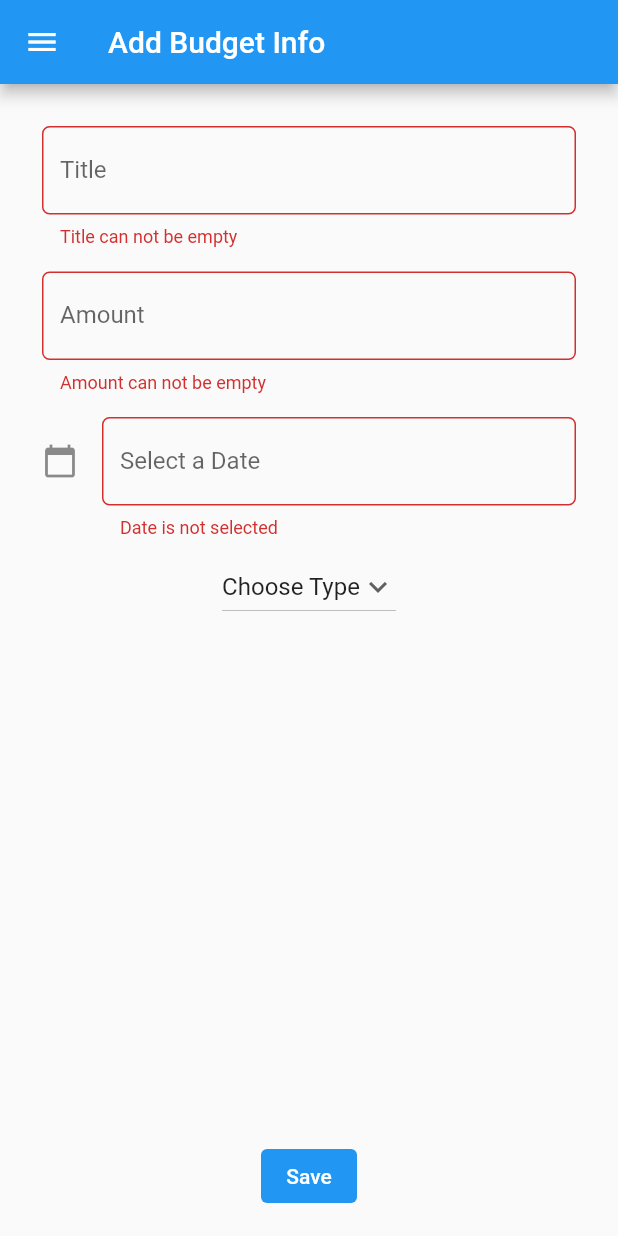
After one commit to azzuhripasaribu/pbp-flutter-lab, a Flutter app: the MyFormPage screen opened directly, after a tap on "Save", on a phone screen of 412 x 824 dp. The commit adds this screen. Run offline on Flutter 3.47's test engine with Material 2 defaults, Android fonts, the phone set to English and light mode, and no system bars; our stand-ins replace sqflite; accounts and stored records are empty.

Commit message:
Assignment 8

```diff
--- /dev/null
+++ b/lib/budget_form.dart
@@ -0,0 +1,190 @@
+import 'package:counter_7/db/budget_database.dart';
+import 'package:counter_7/drawer.dart';
+import 'package:flutter/material.dart';
+import 'package:intl/intl.dart';
+import 'package:flutter/services.dart';
+
+class MyFormPage extends StatefulWidget {
+    const MyFormPage({super.key});
+
+    @override
+    State<MyFormPage> createState() => _MyFormPageState();
+}
+
+class _MyFormPageState extends State<MyFormPage> {
+  TextEditingController dateinput = TextEditingController();
+
+  final _formKey = GlobalKey<FormState>();
+  String _title = "";
+  int _amount = 0;
+  String _type = "Choose Type";
+  DateTime _date = DateTime.now();
+  final List<String> _listType = ["Choose Type","Income", "Expense"];
+
+
+  @override
+  Widget build(BuildContext context) {
+    return Scaffold(
+      appBar: AppBar(
+        title: const Text('Add Budget Info'),
+      ),
+      drawer: myDrawer(context),
+      body: Form(
+        key: _formKey,
+        child: SingleChildScrollView(
+          child: Container(
+            padding: const EdgeInsets.all(20.0),
+            child: Column(
+              children: [
+                Padding(
+                  padding: const EdgeInsets.all(8.0),
+                  child: TextFormField(
+                    decoration: InputDecoration(
+                      hintText: "Title",
+                      labelText: "Title",
+                      border: OutlineInputBorder(
+                        borderRadius: BorderRadius.circular(5.0),
+                      ),
+                    ),
+                    // Behavior when data is typed
+                    onChanged: (String? value) {
+                      setState(() {
+                        _title = value!;
+                      });
+                    },
+                    // Behavior when data is Saved
+                    onSaved: (String? value) {
+                      setState(() {
+                        _title = value!;
+                      });
+                    },
+                    // Validator as form validation
+                    validator: (String? value) {
+                      if (value == null || value.isEmpty) {
+                        return 'Title can not be empty';
+                      }
+                      return null;
+                    },
+                  ),
+                ),
+                Padding(
+                  padding: const EdgeInsets.all(8.0),
+                  child: TextFormField(
+                    keyboardType: TextInputType.number,
+                    inputFormatters: <TextInputFormatter>[
+                      FilteringTextInputFormatter.digitsOnly
+                    ],
+                    decoration: InputDecoration(
+                      hintText: "Amount",
+                      labelText: "Amount",
+                      border: OutlineInputBorder(
+                        borderRadius: BorderRadius.circular(5.0),
+                      ),
+                    ),
+                    // Behavior when data is typed
+                    onChanged: (String? value) {
+                      setState(() {
+                        _amount = int.parse(value!);
+                      });
+                    },
+                    // Behavior when data is Saved
+                    onSaved: (String? value) {
+                      setState(() {
+                        _amount = int.parse(value!);
+                      });
+                    },
+                    // Validator as form validation
+                    validator: (String? value) {
+                      if (value == null || value.isEmpty) {
+                        return "Amount can not be empty";
+                      }
+                      // if (int.parse(value!) < 0) {
+                      //   return "Amount can not be negative";
+                      // }
+                      return null;
+                    },
+                  ),
+                ),
+                Padding(
+                  padding: const EdgeInsets.all(8.0),
+                  child: TextFormField(
+                    controller: dateinput,
+                    decoration: InputDecoration(
+                      icon: const Icon(Icons.calendar_today),
+                      hintText: "Select a Date",
+                      labelText: "Select a Date",
+                      border: OutlineInputBorder(
+                        borderRadius: BorderRadius.circular(5.0),
+                      ),
+                    ),
+                    readOnly: true,
+                    // Behavior when data is typed
+                    onTap: () async {
+                      DateTime? pickedDate = await showDatePicker(
+                        context: context,
+                        initialDate: DateTime.now(),
+                        firstDate: DateTime(1970),
+                        lastDate: DateTime.now(),
+                      );
+                      if (pickedDate != null) {
+                        _date = pickedDate;
+                        String formatedDate = DateFormat('dd-MM-yyy').format(pickedDate);
+                        setState(() {
+                          dateinput.text = formatedDate;
+                        });
+                      }
+                    },
+                    // Validator as form validation
+                    validator: (String? value) {
+                      if (value == null || value.isEmpty) {
+                        return 'Date is not selected';
+                      }
+                      return null;
+                    },
+                  ),
+                ),
+                DropdownButton<String>(
+                  value: _type,
+                  icon: const Icon(Icons.keyboard_arrow_down),
+                  items: _listType.map<DropdownMenuItem<String>>((String value) {
+                    return DropdownMenuItem<String>(
+                      value: value,
+                      child: Text(value),
+                    );
+                  }).toList(),
+                  onChanged: (value) {
+                    setState(() {
+                      _type = value!;
+                    });
+                  },
+                ),
+              ]
+            ),
+          ),
+        ),
+      ),
+      floatingActionButton: TextButton(
+        style: ButtonStyle(
+          backgroundColor: MaterialStateProperty.all(Colors.blue),
+        ),
+        onPressed: () async {
+          if (_formKey.currentState!.validate()) {
+            Budget budget = Budget(
+              title: _title,
+              amount: _amount,
+              type: _type,
+              date: _date,
+            );
+
+            insertBudget(budget);
+          }
+        },
+        child: const Text(
+          "Save",
+          style: TextStyle(color: Colors.white),
+        ),
+      ),
+      floatingActionButtonLocation: FloatingActionButtonLocation.centerFloat,
+    );
+  }
+}
--- /dev/null
+++ b/lib/db/budget_database.dart
@@ -0,0 +1,87 @@
+import 'package:flutter/widgets.dart';
+import 'package:path/path.dart';
+import 'package:sqflite/sqflite.dart';
+
+
+Future<Database> getDatabase() async {
+  // Avoid errors caused by flutter upgrade.
+  // Importing 'package:flutter/widgets.dart' is required.
+  WidgetsFlutterBinding.ensureInitialized();
+  // Open the database and store the reference.
+  final database = openDatabase(
+    // Set the path to the database. Note: Using the `join` function from the
+    // `path` package is best practice to ensure the path is correctly
+    // constructed for each platform.
+    join(await getDatabasesPath(), 'budget_database.db'),
+    // When the database is first created, create a table to store budget.
+    onCreate: (db, version) {
+      // Run the CREATE TABLE statement on the database.
+      return db.execute(
+        'CREATE TABLE budget(id INTEGER PRIMARY KEY, title TEXT, amount INTEGER, type TEXT, date DATETIME)',
+      );
+    },
+    // Set the version. This executes the onCreate function and provides a
+    // path to perform database upgrades and downgrades.
+    version: 1,
+  );
+
+  return database;
+}
+
+// Define a function that inserts budgets into the database
+Future<void> insertBudget(Budget budget) async {
+  // Get a reference to the database.
+  final db = await getDatabase();
+
+  // Insert the budget into the correct table. You might also specify the
+  // `conflictAlgorithm` to use in case the same dog is inserted twice.
+  //
+  // In this case, replace any previous data.
+  await db.insert(
+    'budget',
+    budget.toMap(),
+    conflictAlgorithm: ConflictAlgorithm.replace,
+  );
+}
+
+Future<List<Budget>> budgets() async{
+  // Get a reference to the database.
+  final db = await getDatabase();
+
+  // Query the table for all The Budgets.
+  final List<Map<String, dynamic>> maps = await db.query('budget');
+
+  // Convert the List<Map<String, dynamic> into a List<Budget>.
+  return List.generate(maps.length, (i) {
+    return Budget(
+      title: maps[i]['title'],
+      amount: maps[i]['amount'],
+      type: maps[i]['type'],
+      date: maps[i]['date'],
+    );
+  });
+}
+
+/// A class for budget entry
+class Budget {
+  final String title;
+  final int amount;
+  final String type;
+  final DateTime date;
+
+  const Budget({
+    required this.title,
+    required this.amount,
+    required this.type,
+    required this.date,
+  });
+  // Convert a budget into a Map
+  Map<String, dynamic> toMap() {
+    return {
+      'title' : title,
+      'name' : amount,
+      'type' : type,
+      'date' : date,
+    };
+  }
+}
--- /dev/null
+++ b/lib/drawer.dart
@@ -0,0 +1,41 @@
+import 'package:counter_7/main.dart';
+import 'package:counter_7/budget_data.dart';
+import 'package:counter_7/budget_form.dart';
+import 'package:flutter/material.dart';
+
+Drawer myDrawer(context){
+  return Drawer(
+    child: Column(
+      children: [
+        // Clickable menu
+        ListTile(
+          title: const Text('counter_7'),
+          onTap: () {
+            Navigator.pushReplacement(
+              context,
+              MaterialPageRoute(builder: (context) => const MyHomePage())
+            );
+          }
+        ),
+        ListTile(
+          title: const Text('Add Budget Info'),
+          onTap: () {
+            Navigator.pushReplacement(
+              context,
+              MaterialPageRoute(builder: (context) => const MyFormPage())
+            );
+          }
+        ),
+        ListTile(
+          title: const Text('Budget Data'),
+          onTap: () {
+            Navigator.pushReplacement(
+              context,
+              MaterialPageRoute(builder: (context) => const MyDataPage())
+            );
+          }
+        ),
+      ],
+    ),
+  );
+}
--- a/pubspec.yaml
+++ b/pubspec.yaml
@@ -31,7 +31,9 @@ environment:
 dependencies:
   flutter:
     sdk: flutter
-
+  sqflite:
+  path:
+  intl: ^0.17.0
 
   # The following adds the Cupertino Icons font to your application.
   # Use with the CupertinoIcons class for iOS style icons.
@@ -40,6 +42,7 @@ dependencies:
 dev_dependencies:
   flutter_test:
     sdk: flutter
+
 
   # The "flutter_lints" package below contains a set of recommended lints to
   # encourage good coding practices. The lint set provided by the package is
```
Also changed, not shown: lib/budget_data.dart (added, +96 -0 lines), lib/main.dart (+6 -3 lines), pubspec.lock, 3 other files.
